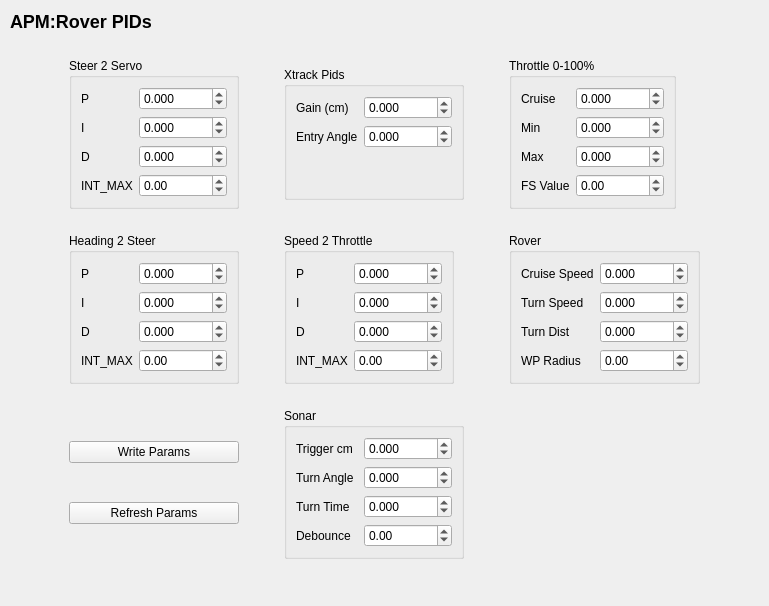
ArduPilot/apm_planner, file src/ui/configuration/ArduRoverPidConfig.ui: the form before one commit.
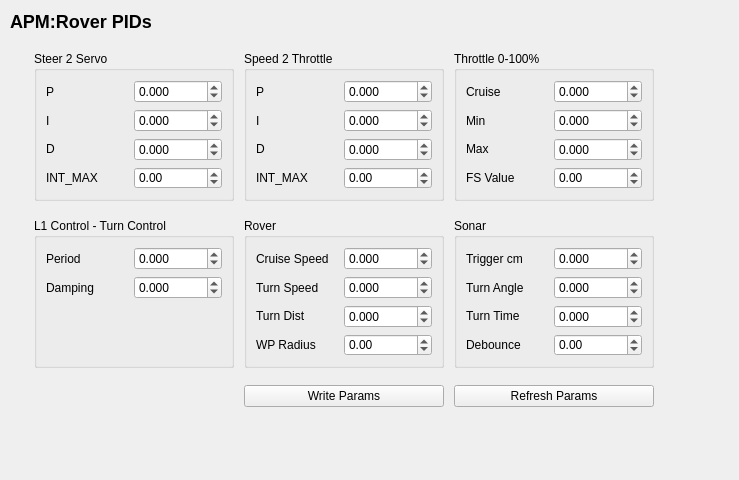
The form after the commit.

Commit message: Fixes #126: APM:Rover PIDs view not showing L1NAV Period and Dampening controls

Patch:
```diff
--- a/src/ui/configuration/ArduRoverPidConfig.ui
+++ b/src/ui/configuration/ArduRoverPidConfig.ui
@@ -6,8 +6,8 @@
    <rect>
     <x>0</x>
     <y>0</y>
-    <width>769</width>
-    <height>606</height>
+    <width>739</width>
+    <height>480</height>
    </rect>
   </property>
   <property name="windowTitle">
@@ -31,109 +31,11 @@
     <rect>
      <x>30</x>
      <y>40</y>
-     <width>711</width>
-     <height>537</height>
+     <width>631</width>
+     <height>381</height>
     </rect>
    </property>
    <layout class="QGridLayout" name="gridLayout">
-    <item row="2" column="1">
-     <widget class="QGroupBox" name="groupBox_8">
-      <property name="title">
-       <string>Sonar</string>
-      </property>
-      <layout class="QVBoxLayout" name="verticalLayout_21">
-       <item>
-        <layout class="QHBoxLayout" name="horizontalLayout_8">
-         <item>
-          <layout class="QVBoxLayout" name="verticalLayout_15">
-           <item>
-            <widget class="QLabel" name="label_30">
-             <property name="text">
-              <string>Trigger cm</string>
-             </property>
-            </widget>
-           </item>
-           <item>
-            <widget class="QLabel" name="label_31">
-             <property name="text">
-              <string>Turn Angle</string>
-             </property>
-            </widget>
-           </item>
-           <item>
-            <widget class="QLabel" name="label_32">
-             <property name="text">
-              <string>Turn Time</string>
-             </property>
-            </widget>
-           </item>
-           <item>
-            <widget class="QLabel" name="label_33">
-             <property name="text">
-              <string>Debounce</string>
-             </property>
-            </widget>
-           </item>
-          </layout>
-         </item>
-         <item>
-          <layout class="QVBoxLayout" name="verticalLayout_16">
-           <item>
-            <widget class="QDoubleSpinBox" name="sonarTriggerSpinBox">
-             <property name="decimals">
-              <number>3</number>
-             </property>
-             <property name="minimum">
-              <double>-10000.000000000000000</double>
-             </property>
-             <property name="maximum">
-              <double>10000.000000000000000</double>
-             </property>
-            </widget>
-           </item>
-           <item>
-            <widget class="QDoubleSpinBox" name="sonarTurnAngleSpinBox">
-             <property name="decimals">
-              <number>3</number>
-             </property>
-             <property name="minimum">
-              <double>-10000.000000000000000</double>
-             </property>
-             <property name="maximum">
-              <double>10000.000000000000000</double>
-             </property>
-            </widget>
-           </item>
-           <item>
-            <widget class="QDoubleSpinBox" name="sonarTurnTimeSpinBox">
-             <property name="decimals">
-              <number>3</number>
-             </property>
-             <property name="minimum">
-              <double>-10000.000000000000000</double>
-             </property>
-             <property name="maximum">
-              <double>10000.000000000000000</double>
-             </property>
-            </widget>
-           </item>
-           <item>
-            <widget class="QDoubleSpinBox" name="sonaeDebounceSpinBox">
-             <property name="minimum">
-              <double>-10000.000000000000000</double>
-             </property>
-             <property name="maximum">
-              <double>10000.000000000000000</double>
-             </property>
-            </widget>
-           </item>
-          </layout>
-         </item>
-        </layout>
-       </item>
-      </layout>
-     </widget>
-    </item>
     <item row="0" column="2">
      <widget class="QGroupBox" name="groupBox_10">
       <property name="sizePolicy">
@@ -142,6 +44,18 @@
         <verstretch>0</verstretch>
        </sizepolicy>
       </property>
+      <property name="minimumSize">
+       <size>
+        <width>200</width>
+        <height>150</height>
+       </size>
+      </property>
+      <property name="maximumSize">
+       <size>
+        <width>200</width>
+        <height>150</height>
+       </size>
+      </property>
       <property name="title">
        <string>Throttle 0-100%</string>
       </property>
@@ -246,6 +160,18 @@
         <verstretch>0</verstretch>
        </sizepolicy>
       </property>
+      <property name="minimumSize">
+       <size>
+        <width>200</width>
+        <height>150</height>
+       </size>
+      </property>
+      <property name="maximumSize">
+       <size>
+        <width>200</width>
+        <height>150</height>
+       </size>
+      </property>
       <property name="title">
        <string>Steer 2 Servo</string>
       </property>
@@ -342,7 +268,105 @@
       </layout>
      </widget>
     </item>
-    <item row="1" column="1">
+    <item row="1" column="0">
+     <widget class="QGroupBox" name="groupBox_9">
+      <property name="sizePolicy">
+       <sizepolicy hsizetype="Fixed" vsizetype="Fixed">
+        <horstretch>0</horstretch>
+        <verstretch>0</verstretch>
+       </sizepolicy>
+      </property>
+      <property name="minimumSize">
+       <size>
+        <width>200</width>
+        <height>150</height>
+       </size>
+      </property>
+      <property name="maximumSize">
+       <size>
+        <width>200</width>
+        <height>150</height>
+       </size>
+      </property>
+      <property name="title">
+       <string>L1 Control - Turn Control</string>
+      </property>
+      <layout class="QVBoxLayout" name="verticalLayout_22">
+       <item>
+        <layout class="QHBoxLayout" name="horizontalLayout_9">
+         <item>
+          <layout class="QVBoxLayout" name="verticalLayout_17">
+           <item>
+            <widget class="QLabel" name="label_34">
+             <property name="text">
+              <string>Period</string>
+             </property>
+            </widget>
+           </item>
+           <item>
+            <widget class="QLabel" name="label_35">
+             <property name="text">
+              <string>Damping</string>
+             </property>
+            </widget>
+           </item>
+          </layout>
+         </item>
+         <item>
+          <layout class="QVBoxLayout" name="verticalLayout_23">
+           <item>
+            <widget class="QDoubleSpinBox" name="L1PeriodSpinBox">
+             <property name="decimals">
+              <number>3</number>
+             </property>
+             <property name="minimum">
+              <double>-10000.000000000000000</double>
+             </property>
+             <property name="maximum">
+              <double>10000.000000000000000</double>
+             </property>
+             <property name="singleStep">
+              <double>0.050000000000000</double>
+             </property>
+            </widget>
+           </item>
+           <item>
+            <widget class="QDoubleSpinBox" name="L1DampeningSpinBox">
+             <property name="decimals">
+              <number>3</number>
+             </property>
+             <property name="minimum">
+              <double>-10000.000000000000000</double>
+             </property>
+             <property name="maximum">
+              <double>10000.000000000000000</double>
+             </property>
+             <property name="singleStep">
+              <double>0.500000000000000</double>
+             </property>
+            </widget>
+           </item>
+          </layout>
+         </item>
+        </layout>
+       </item>
+       <item>
+        <spacer name="verticalSpacer">
+         <property name="orientation">
+          <enum>Qt::Vertical</enum>
+         </property>
+         <property name="sizeHint" stdset="0">
+          <size>
+           <width>20</width>
+           <height>40</height>
+          </size>
+         </property>
+        </spacer>
+       </item>
+      </layout>
+     </widget>
+    </item>
+    <item row="0" column="1">
      <widget class="QGroupBox" name="groupBox_7">
       <property name="sizePolicy">
        <sizepolicy hsizetype="Fixed" vsizetype="Fixed">
@@ -350,6 +374,18 @@
         <verstretch>0</verstretch>
        </sizepolicy>
       </property>
+      <property name="minimumSize">
+       <size>
+        <width>200</width>
+        <height>150</height>
+       </size>
+      </property>
+      <property name="maximumSize">
+       <size>
+        <width>200</width>
+        <height>150</height>
+       </size>
+      </property>
       <property name="title">
        <string>Speed 2 Throttle</string>
       </property>
@@ -446,7 +482,7 @@
       </layout>
      </widget>
     </item>
-    <item row="1" column="2">
+    <item row="1" column="1">
      <widget class="QGroupBox" name="groupBox_6">
       <property name="sizePolicy">
        <sizepolicy hsizetype="Fixed" vsizetype="Fixed">
@@ -454,6 +490,18 @@
         <verstretch>0</verstretch>
        </sizepolicy>
       </property>
+      <property name="minimumSize">
+       <size>
+        <width>200</width>
+        <height>150</height>
+       </size>
+      </property>
+      <property name="maximumSize">
+       <size>
+        <width>200</width>
+        <height>150</height>
+       </size>
+      </property>
       <property name="title">
        <string>Rover</string>
       </property>
@@ -550,136 +598,62 @@
       </layout>
      </widget>
     </item>
-    <item row="0" column="1">
-     <widget class="QGroupBox" name="groupBox_11">
-      <property name="sizePolicy">
-       <sizepolicy hsizetype="Fixed" vsizetype="Fixed">
-        <horstretch>0</horstretch>
-        <verstretch>0</verstretch>
-       </sizepolicy>
+    <item row="1" column="2">
+     <widget class="QGroupBox" name="groupBox_8">
+      <property name="minimumSize">
+       <size>
+        <width>200</width>
+        <height>150</height>
+       </size>
       </property>
-      <property name="title">
-       <string>Xtrack Pids</string>
+      <property name="maximumSize">
+       <size>
+        <width>200</width>
+        <height>150</height>
+       </size>
       </property>
-      <layout class="QVBoxLayout" name="verticalLayout_27">
-       <item>
-        <layout class="QHBoxLayout" name="horizontalLayout_11">
-         <item>
-          <layout class="QVBoxLayout" name="verticalLayout_28">
-           <item>
-            <widget class="QLabel" name="label_42">
-             <property name="text">
-              <string>Gain (cm)</string>
-             </property>
-            </widget>
-           </item>
-           <item>
-            <widget class="QLabel" name="label_43">
-             <property name="text">
-              <string>Entry Angle</string>
-             </property>
-            </widget>
-           </item>
-          </layout>
-         </item>
-         <item>
-          <layout class="QVBoxLayout" name="verticalLayout_29">
-           <item>
-            <widget class="QDoubleSpinBox" name="xtrackGainSpinBox">
-             <property name="decimals">
-              <number>3</number>
-             </property>
-             <property name="minimum">
-              <double>-10000.000000000000000</double>
-             </property>
-             <property name="maximum">
-              <double>10000.000000000000000</double>
-             </property>
-            </widget>
-           </item>
-           <item>
-            <widget class="QDoubleSpinBox" name="xtrackEntryAngleSpinBox">
-             <property name="decimals">
-              <number>3</number>
-             </property>
-             <property name="minimum">
-              <double>-10000.000000000000000</double>
-             </property>
-             <property name="maximum">
-              <double>10000.000000000000000</double>
-             </property>
-            </widget>
-           </item>
-          </layout>
-         </item>
-        </layout>
-       </item>
-       <item>
-        <spacer name="verticalSpacer">
-         <property name="orientation">
-          <enum>Qt::Vertical</enum>
-         </property>
-         <property name="sizeHint" stdset="0">
-          <size>
-           <width>20</width>
-           <height>40</height>
-          </size>
-         </property>
-        </spacer>
-       </item>
-      </layout>
-     </widget>
-    </item>
-    <item row="1" column="0">
-     <widget class="QGroupBox" name="groupBox_9">
-      <property name="sizePolicy">
-       <sizepolicy hsizetype="Fixed" vsizetype="Fixed">
-        <horstretch>0</horstretch>
-        <verstretch>0</verstretch>
-       </sizepolicy>
-      </property>
       <property name="title">
-       <string>Heading 2 Steer</string>
+       <string>Sonar</string>
       </property>
-      <layout class="QVBoxLayout" name="verticalLayout_22">
+      <layout class="QVBoxLayout" name="verticalLayout_21">
        <item>
-        <layout class="QHBoxLayout" name="horizontalLayout_9">
+        <layout class="QHBoxLayout" name="horizontalLayout_8">
          <item>
-          <layout class="QVBoxLayout" name="verticalLayout_17">
+          <layout class="QVBoxLayout" name="verticalLayout_15">
            <item>
-            <widget class="QLabel" name="label_34">
+            <widget class="QLabel" name="label_30">
              <property name="text">
-              <string>P</string>
+              <string>Trigger cm</string>
              </property>
             </widget>
            </item>
            <item>
-            <widget class="QLabel" name="label_35">
+            <widget class="QLabel" name="label_31">
              <property name="text">
-              <string>I</string>
+              <string>Turn Angle</string>
              </property>
             </widget>
            </item>
            <item>
-            <widget class="QLabel" name="label_36">
+            <widget class="QLabel" name="label_32">
              <property name="text">
-              <string>D</string>
+              <string>Turn Time</string>
              </property>
             </widget>
            </item>
            <item>
-            <widget class="QLabel" name="label_37">
+            <widget class="QLabel" name="label_33">
              <property name="text">
-              <string>INT_MAX</string>
+              <string>Debounce</string>
              </property>
             </widget>
            </item>
           </layout>
          </item>
          <item>
-          <layout class="QVBoxLayout" name="verticalLayout_23">
+          <layout class="QVBoxLayout" name="verticalLayout_16">
            <item>
-            <widget class="QDoubleSpinBox" name="heading2SteerPSpinBox">
+            <widget class="QDoubleSpinBox" name="sonarTriggerSpinBox">
              <property name="decimals">
               <number>3</number>
              </property>
@@ -692,7 +666,7 @@
             </widget>
            </item>
            <item>
-            <widget class="QDoubleSpinBox" name="heading2SteerISpinBox">
+            <widget class="QDoubleSpinBox" name="sonarTurnAngleSpinBox">
              <property name="decimals">
               <number>3</number>
              </property>
@@ -705,7 +679,7 @@
             </widget>
            </item>
            <item>
-            <widget class="QDoubleSpinBox" name="heading2SteerDSpinBox">
+            <widget class="QDoubleSpinBox" name="sonarTurnTimeSpinBox">
              <property name="decimals">
               <number>3</number>
              </property>
@@ -718,7 +692,7 @@
             </widget>
            </item>
            <item>
-            <widget class="QDoubleSpinBox" name="heading2SteerIMAXSpinBox">
+            <widget class="QDoubleSpinBox" name="sonaeDebounceSpinBox">
              <property name="minimum">
               <double>-10000.000000000000000</double>
              </property>
@@ -734,23 +708,19 @@
       </layout>
      </widget>
     </item>
-    <item row="2" column="0">
-     <layout class="QVBoxLayout" name="verticalLayout">
-      <item>
-       <widget class="QPushButton" name="writePushButton">
-        <property name="text">
-         <string>Write Params</string>
-        </property>
-       </widget>
-      </item>
-      <item>
-       <widget class="QPushButton" name="refreshPushButton">
-        <property name="text">
-         <string>Refresh Params</string>
-        </property>
-       </widget>
-      </item>
-     </layout>
+    <item row="2" column="2">
+     <widget class="QPushButton" name="refreshPushButton">
+      <property name="text">
+       <string>Refresh Params</string>
+      </property>
+     </widget>
+    </item>
+    <item row="2" column="1">
+     <widget class="QPushButton" name="writePushButton">
+      <property name="text">
+       <string>Write Params</string>
+      </property>
+     </widget>
     </item>
    </layout>
   </widget>
```
The commit also changes 1 other file.
